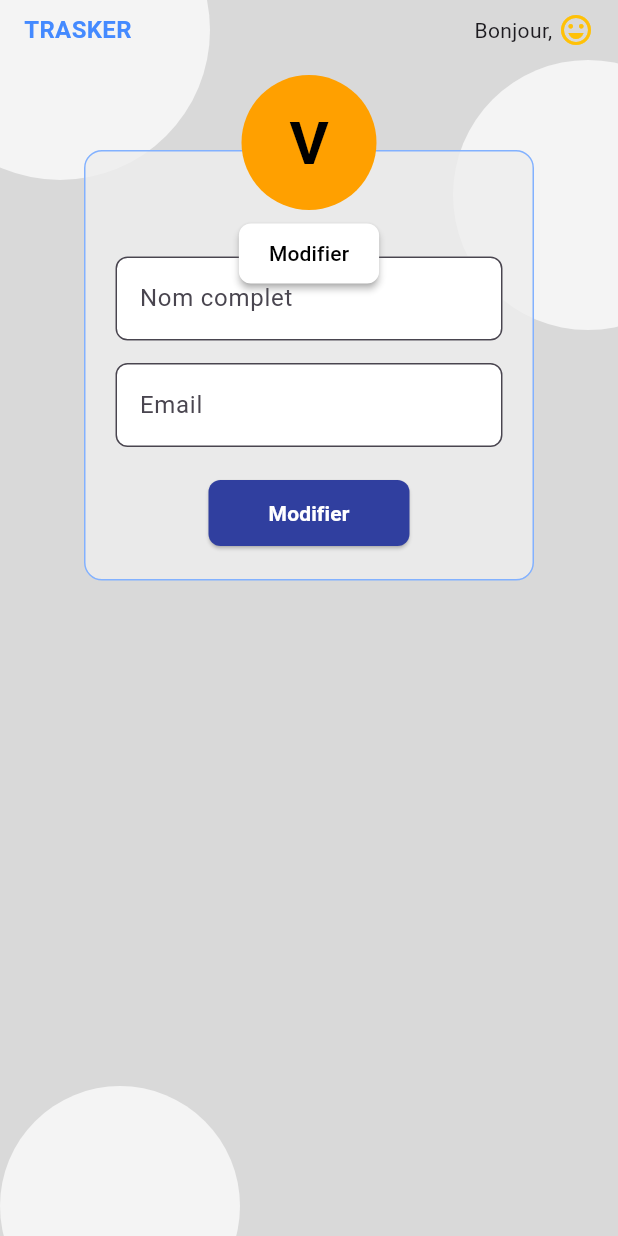
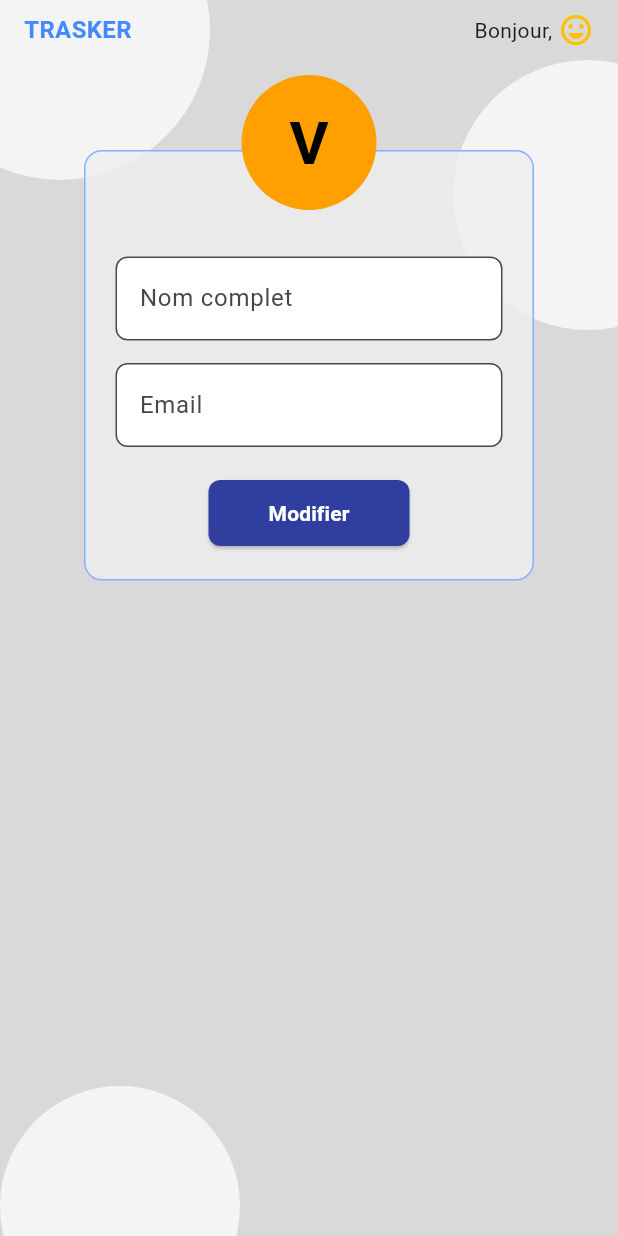
Before and after one commit to AMESSE-ezechiel/TaskApp, a Flutter app: the screen it shows after launch, on a phone screen of 412 x 824 dp. Run offline on Flutter 3.47's test engine with Material 3 defaults, Android fonts, the phone set to English and light mode, and no system bars; Roboto replaces fonts that are missing (Poppins).

Commit message:
modif_profile_bouttonModifier_enlever

```diff
--- a/lib/screens/profile_screen.dart
+++ b/lib/screens/profile_screen.dart
@@ -164,31 +164,31 @@ class ProfileScreen extends StatelessWidget {
                             const SizedBox(height: 5),
 
                             // 🟡 Bouton blanc sous l’avatar
-                            ElevatedButton(
-                              onPressed: () {
-                                ScaffoldMessenger.of(context).showSnackBar(
-                                  const SnackBar(
-                                    content: Text(
-                                      'Bouton de modification de l’avatar cliqué.',
-                                      style: TextStyle(color: Colors.white),
-                                    ),
-                                    backgroundColor: Colors.black87,
-                                    duration: Duration(seconds: 2),
-                                  ),
-                                );
-                              },
-                              style: ElevatedButton.styleFrom(
-                                backgroundColor: Colors.white,
-                                foregroundColor: Colors.black,
-                                shadowColor: Colors.grey,
-                                elevation: 2,
-                                padding: const EdgeInsets.symmetric(horizontal: 20, vertical: 8),
-                                shape: RoundedRectangleBorder(
-                                  borderRadius: BorderRadius.circular(8),
-                                ),
-                              ),
-                              child: const Text('Modifier'),
-                            ),
+                            // ElevatedButton(
+                            //   onPressed: () {
+                            //     ScaffoldMessenger.of(context).showSnackBar(
+                            //       const SnackBar(
+                            //         content: Text(
+                            //           'Bouton de modification de l’avatar cliqué.',
+                            //           style: TextStyle(color: Colors.white),
+                            //         ),
+                            //         backgroundColor: Colors.black87,
+                            //         duration: Duration(seconds: 2),
+                            //       ),
+                            //     );
+                            //   },
+                            //   style: ElevatedButton.styleFrom(
+                            //     backgroundColor: Colors.white,
+                            //     foregroundColor: Colors.black,
+                            //     shadowColor: Colors.grey,
+                            //     elevation: 2,
+                            //     padding: const EdgeInsets.symmetric(horizontal: 20, vertical: 8),
+                            //     shape: RoundedRectangleBorder(
+                            //       borderRadius: BorderRadius.circular(8),
+                            //     ),
+                            //   ),
+                            //   child: const Text('Modifier'),
+                            // ),
                           ],
                         ),
                       ),
```
